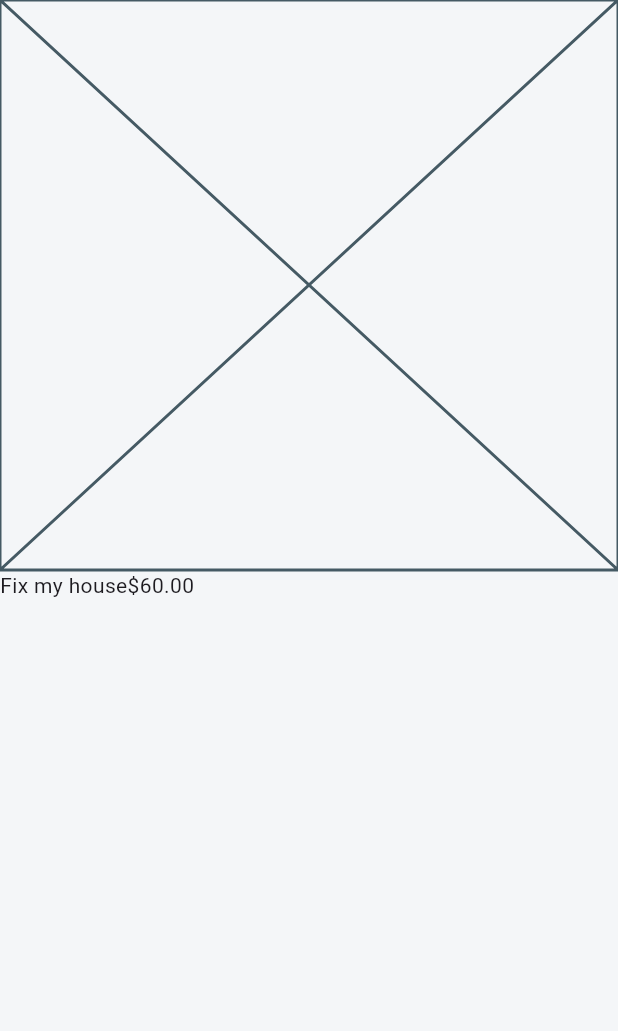
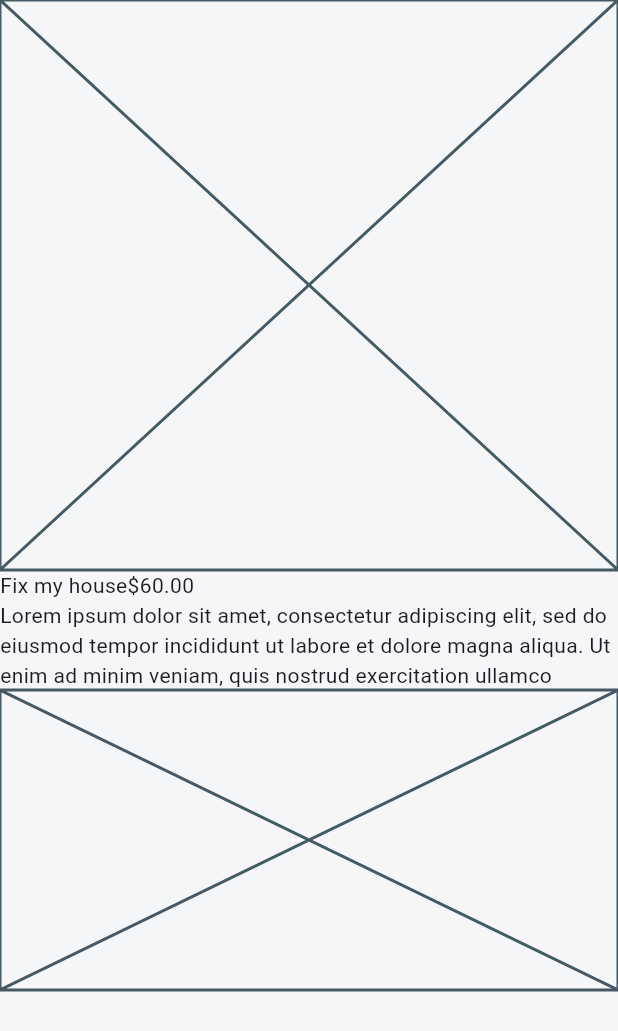
Before and after one commit to JAICHANGPARK/flutter_notebook_chapter_47, a Flutter app: the HomeCleaningDetailPage screen opened directly, on a phone screen of 412 x 824 dp. Shown: the top 1031 px of the screen. Run offline on Flutter 3.47's test engine with Material 3 defaults, Android fonts, the phone set to English and light mode, and no system bars; our stand-ins replace gap, hugeicons.

Commit message:
Update home_cleaning_detail_page.dart

```diff
--- a/lib/ep2368_home_cleaning_app/ui/home_cleaning_detail_page.dart
+++ b/lib/ep2368_home_cleaning_app/ui/home_cleaning_detail_page.dart
@@ -18,9 +18,21 @@ class _HomeCleaningDetailPageState extends State<HomeCleaningDetailPage> {
           Expanded(
             child: Column(
               children: [
-                Row(children: [Text("Fix my house"), Text("\$60.00"),
-                Text("")
-                ]),
+                Row(
+                  children: [
+                    Text("Fix my house"),
+                    Text("\$60.00"),
+
+                  ],
+                ),
+                Text(
+                  "Lorem ipsum dolor sit amet, consectetur adipiscing elit, sed do eiusmod tempor incididunt ut labore et dolore magna aliqua. Ut enim ad minim veniam, quis nostrud exercitation ullamco laboris nisi ut aliquip ex ea commodo consequat. Duis aute irure dolor in reprehenderit in voluptate velit esse cillum dolore eu fugiat nulla pariatur. Excepteur sint occaecat cupidatat non proident, sunt in culpa qui officia deserunt mollit anim id est laborum.",
+                  maxLines: 3,
+                ),
+                Container(
+                  height: 200,
+                  child: Placeholder(),
+                )
               ],
             ),
           ),
```
